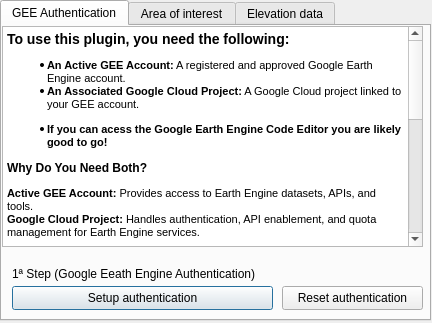
Above: easy_dialog_base.ui from caioarantes/EasyDEM before the change. Below: the same form after it.
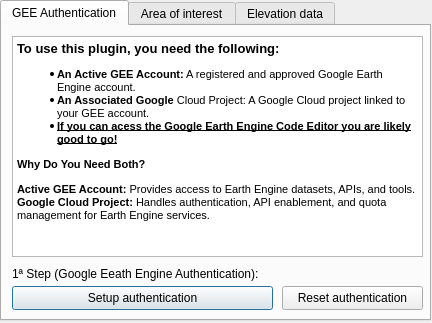
That is the form after the change. Custom widgets are drawn as their Qt base class.

The edit to the form file:
```diff
--- a/easy_dialog_base.ui
+++ b/easy_dialog_base.ui
@@ -32,9 +32,9 @@
     <widget class="QTextEdit" name="textEdit">
      <property name="geometry">
       <rect>
-       <x>0</x>
-       <y>0</y>
-       <width>421</width>
+       <x>10</x>
+       <y>10</y>
+       <width>411</width>
        <height>221</height>
       </rect>
      </property>
@@ -43,27 +43,12 @@
 &lt;html&gt;&lt;head&gt;&lt;meta name=&quot;qrichtext&quot; content=&quot;1&quot; /&gt;&lt;style type=&quot;text/css&quot;&gt;
 p, li { white-space: pre-wrap; }
 &lt;/style&gt;&lt;/head&gt;&lt;body style=&quot; font-family:'MS Shell Dlg 2'; font-size:8.25pt; font-weight:400; font-style:normal;&quot;&gt;
-&lt;h3 style=&quot; margin-top:14px; margin-bottom:12px; margin-left:0px; margin-right:0px; -qt-block-indent:0; text-indent:0px;&quot;&gt;&lt;span style=&quot; font-size:8pt; font-weight:600;&quot;&gt;To use this plugin, you need the following:&lt;/span&gt;&lt;/h3&gt;
-&lt;ul style=&quot;margin-top: 0px; margin-bottom: 0px; margin-left: 0px; margin-right: 0px; -qt-list-indent: 1;&quot;&gt;&lt;li style=&quot; font-size:8pt;&quot; style=&quot; margin-top:12px; margin-bottom:0px; margin-left:0px; margin-right:0px; -qt-block-indent:0; text-indent:0px;&quot;&gt;&lt;span style=&quot; font-weight:600;&quot;&gt;An Active GEE Account:&lt;/span&gt; A registered and approved Google Earth Engine account.&lt;/li&gt;
-&lt;li style=&quot; font-size:8pt;&quot; style=&quot; margin-top:0px; margin-bottom:12px; margin-left:0px; margin-right:0px; -qt-block-indent:0; text-indent:0px;&quot;&gt;&lt;span style=&quot; font-weight:600;&quot;&gt;An Associated Google Cloud Project:&lt;/span&gt; A Google Cloud project linked to your GEE account.&lt;/li&gt;
-&lt;li style=&quot; font-size:8pt;&quot; style=&quot; margin-top:0px; margin-bottom:12px; margin-left:0px; margin-right:0px; -qt-block-indent:0; text-indent:0px;&quot;&gt;&lt;span style=&quot; font-weight:600;&quot;&gt;If you can acess the Google Earth Engine Code Editor you are likely good to go!&lt;/span&gt;&lt;/li&gt;&lt;/ul&gt;
-&lt;h4 style=&quot; margin-top:12px; margin-bottom:12px; margin-left:0px; margin-right:0px; -qt-block-indent:0; text-indent:0px;&quot;&gt;&lt;span style=&quot; font-size:8pt; font-weight:600;&quot;&gt;Why Do You Need Both?&lt;/span&gt;&lt;/h4&gt;
-&lt;p style=&quot; margin-top:12px; margin-bottom:12px; margin-left:0px; margin-right:0px; -qt-block-indent:0; text-indent:0px;&quot;&gt;&lt;span style=&quot; font-size:8pt; font-weight:600;&quot;&gt;Active GEE Account:&lt;/span&gt;&lt;span style=&quot; font-size:8pt;&quot;&gt; Provides access to Earth Engine datasets, APIs, and tools.&lt;br /&gt;&lt;/span&gt;&lt;span style=&quot; font-size:8pt; font-weight:600;&quot;&gt;Google Cloud Project:&lt;/span&gt;&lt;span style=&quot; font-size:8pt;&quot;&gt; Handles authentication, API enablement, and quota management for Earth Engine services. &lt;/span&gt;&lt;/p&gt;
-&lt;h2 style=&quot; margin-top:16px; margin-bottom:12px; margin-left:0px; margin-right:0px; -qt-block-indent:0; text-indent:0px;&quot;&gt;&lt;span style=&quot; font-size:8pt; font-weight:600;&quot;&gt;Steps to Get Started: &lt;/span&gt;&lt;/h2&gt;
-&lt;ol style=&quot;margin-top: 0px; margin-bottom: 0px; margin-left: 0px; margin-right: 0px; -qt-list-indent: 1;&quot;&gt;&lt;li style=&quot; font-size:8pt;&quot; style=&quot; margin-top:12px; margin-bottom:0px; margin-left:0px; margin-right:0px; -qt-block-indent:0; text-indent:0px;&quot;&gt;&lt;span style=&quot; font-weight:600;&quot;&gt;Ensure You Have an Active GEE Account:&lt;/span&gt; 
-&lt;ul style=&quot;margin-top: 0px; margin-bottom: 0px; margin-left: 0px; margin-right: 0px; -qt-list-indent: 2;&quot;&gt;&lt;li style=&quot; font-size:8pt;&quot; style=&quot; margin-top:0px; margin-bottom:0px; margin-left:0px; margin-right:0px; -qt-block-indent:0; text-indent:0px;&quot;&gt;Sign up at &lt;a href=&quot;https://earthengine.google.com&quot;&gt;&lt;span style=&quot; text-decoration: underline; color:#0000ff;&quot;&gt;earthengine.google.com&lt;/span&gt;&lt;/a&gt; if you don’t have an account.&lt;/li&gt;
-&lt;li style=&quot; font-size:8pt;&quot; style=&quot; margin-top:0px; margin-bottom:0px; margin-left:0px; margin-right:0px; -qt-block-indent:0; text-indent:0px;&quot;&gt;Log in to verify your account status.&lt;/li&gt;&lt;/ul&gt;&lt;/li&gt;
-&lt;li style=&quot; font-size:8pt;&quot; style=&quot; margin-top:0px; margin-bottom:0px; margin-left:0px; margin-right:0px; -qt-block-indent:0; text-indent:0px;&quot;&gt;&lt;span style=&quot; font-weight:600;&quot;&gt;Link a Google Cloud Project:&lt;/span&gt; 
-&lt;ul style=&quot;margin-top: 0px; margin-bottom: 0px; margin-left: 0px; margin-right: 0px; -qt-list-indent: 2;&quot;&gt;&lt;li style=&quot; font-size:8pt;&quot; style=&quot; margin-top:0px; margin-bottom:0px; margin-left:0px; margin-right:0px; -qt-block-indent:0; text-indent:0px;&quot;&gt;Go to the &lt;a href=&quot;https://console.cloud.google.com&quot;&gt;&lt;span style=&quot; text-decoration: underline; color:#0000ff;&quot;&gt;Google Cloud Console&lt;/span&gt;&lt;/a&gt;.&lt;/li&gt;
-&lt;li style=&quot; font-size:8pt;&quot; style=&quot; margin-top:0px; margin-bottom:0px; margin-left:0px; margin-right:0px; -qt-block-indent:0; text-indent:0px;&quot;&gt;Create a new project (or use an existing one).&lt;/li&gt;
-&lt;li style=&quot; font-size:8pt;&quot; style=&quot; margin-top:0px; margin-bottom:0px; margin-left:0px; margin-right:0px; -qt-block-indent:0; text-indent:0px;&quot;&gt;Enable the Earth Engine API for the project.&lt;/li&gt;&lt;/ul&gt;&lt;/li&gt;
-&lt;li style=&quot; font-size:8pt;&quot; style=&quot; margin-top:0px; margin-bottom:0px; margin-left:0px; margin-right:0px; -qt-block-indent:0; text-indent:0px;&quot;&gt;&lt;span style=&quot; font-weight:600;&quot;&gt;Set the Desired Project as Default:&lt;/span&gt; 
-&lt;ul style=&quot;margin-top: 0px; margin-bottom: 0px; margin-left: 0px; margin-right: 0px; -qt-list-indent: 2;&quot;&gt;&lt;li style=&quot; font-size:8pt;&quot; style=&quot; margin-top:0px; margin-bottom:0px; margin-left:0px; margin-right:0px; -qt-block-indent:0; text-indent:0px;&quot;&gt;Use the Google Cloud Console or &lt;span style=&quot; font-family:'Courier New';&quot;&gt;gcloud&lt;/span&gt; CLI to specify the default project.&lt;/li&gt;&lt;/ul&gt;&lt;/li&gt;
-&lt;li style=&quot; font-size:8pt;&quot; style=&quot; margin-top:0px; margin-bottom:12px; margin-left:0px; margin-right:0px; -qt-block-indent:0; text-indent:0px;&quot;&gt;&lt;span style=&quot; font-weight:600;&quot;&gt;Check Permissions and Credentials:&lt;/span&gt; 
-&lt;ul style=&quot;margin-top: 0px; margin-bottom: 0px; margin-left: 0px; margin-right: 0px; -qt-list-indent: 2;&quot;&gt;&lt;li style=&quot; font-size:8pt;&quot; style=&quot; margin-top:0px; margin-bottom:0px; margin-left:0px; margin-right:0px; -qt-block-indent:0; text-indent:0px;&quot;&gt;Ensure your Google account has the &amp;quot;Earth Engine User&amp;quot; role.&lt;/li&gt;
-&lt;li style=&quot; font-size:8pt;&quot; style=&quot; margin-top:0px; margin-bottom:0px; margin-left:0px; margin-right:0px; -qt-block-indent:0; text-indent:0px;&quot;&gt;Use valid service account credentials linked to the project for plugin authentication.&lt;/li&gt;&lt;/ul&gt;&lt;/li&gt;&lt;/ol&gt;
-&lt;h2 style=&quot; margin-top:16px; margin-bottom:12px; margin-left:0px; margin-right:0px; -qt-block-indent:0; text-indent:0px;&quot;&gt;&lt;span style=&quot; font-size:8pt; font-weight:600;&quot;&gt;Important: &lt;/span&gt;&lt;/h2&gt;
-&lt;p style=&quot; margin-top:12px; margin-bottom:12px; margin-left:0px; margin-right:0px; -qt-block-indent:0; text-indent:0px;&quot;&gt;&lt;span style=&quot; font-size:8pt;&quot;&gt;Without an &lt;/span&gt;&lt;span style=&quot; font-size:8pt; font-weight:600;&quot;&gt;active GEE account&lt;/span&gt;&lt;span style=&quot; font-size:8pt;&quot;&gt; and an &lt;/span&gt;&lt;span style=&quot; font-size:8pt; font-weight:600;&quot;&gt;associated Google Cloud project&lt;/span&gt;&lt;span style=&quot; font-size:8pt;&quot;&gt;, you won’t be able to access Earth Engine’s API or use the plugin effectively.&lt;/span&gt;&lt;/p&gt;&lt;/body&gt;&lt;/html&gt;</string>
+&lt;p style=&quot; margin-top:12px; margin-bottom:12px; margin-left:0px; margin-right:0px; -qt-block-indent:0; text-indent:0px;&quot;&gt;&lt;span style=&quot; font-size:10pt; font-weight:600;&quot;&gt;To use this plugin, you need the following:&lt;/span&gt;&lt;/p&gt;
+&lt;ul style=&quot;margin-top: 0px; margin-bottom: 0px; margin-left: 0px; margin-right: 0px; -qt-list-indent: 1;&quot;&gt;&lt;li style=&quot;&quot; style=&quot; margin-top:12px; margin-bottom:0px; margin-left:0px; margin-right:0px; -qt-block-indent:0; text-indent:0px;&quot;&gt;&lt;span style=&quot; font-weight:600;&quot;&gt;An Active GEE Account:&lt;/span&gt; A registered and approved Google Earth Engine account.&lt;/li&gt;
+&lt;li style=&quot;&quot; style=&quot; margin-top:0px; margin-bottom:0px; margin-left:0px; margin-right:0px; -qt-block-indent:0; text-indent:0px;&quot;&gt;&lt;span style=&quot; font-weight:600;&quot;&gt;An Associated Google&lt;/span&gt; Cloud Project: A Google Cloud project linked to your GEE account.&lt;/li&gt;
+&lt;li style=&quot;&quot; style=&quot; margin-top:0px; margin-bottom:12px; margin-left:0px; margin-right:0px; -qt-block-indent:0; text-indent:0px;&quot;&gt;&lt;span style=&quot; font-weight:600; text-decoration: underline;&quot;&gt;If you can acess the Google Earth Engine Code Editor you are likely good to go!&lt;/span&gt;&lt;/li&gt;&lt;/ul&gt;
+&lt;p style=&quot; margin-top:12px; margin-bottom:12px; margin-left:0px; margin-right:0px; -qt-block-indent:0; text-indent:0px;&quot;&gt;&lt;span style=&quot; font-weight:600;&quot;&gt;Why Do You Need Both?&lt;/span&gt;&lt;/p&gt;
+&lt;p style=&quot; margin-top:12px; margin-bottom:12px; margin-left:0px; margin-right:0px; -qt-block-indent:0; text-indent:0px;&quot;&gt;&lt;span style=&quot; font-weight:600;&quot;&gt;Active GEE Account:&lt;/span&gt; Provides access to Earth Engine datasets, APIs, and tools.&lt;br /&gt;&lt;span style=&quot; font-weight:600;&quot;&gt;Google Cloud Project:&lt;/span&gt; Handles authentication, API enablement, and quota management for Earth Engine services.&lt;/p&gt;&lt;/body&gt;&lt;/html&gt;</string>
      </property>
     </widget>
     <widget class="QLabel" name="label_5">
@@ -76,7 +61,7 @@
       </rect>
      </property>
      <property name="text">
-      <string>1ª Step (Google Eeath Engine Authentication)</string>
+      <string>1ª Step (Google Eeath Engine Authentication):</string>
      </property>
     </widget>
     <widget class="QPushButton" name="autenticacao_teste">
```
Left out of the diff: 13 changed lines with no effect on the pictures.
